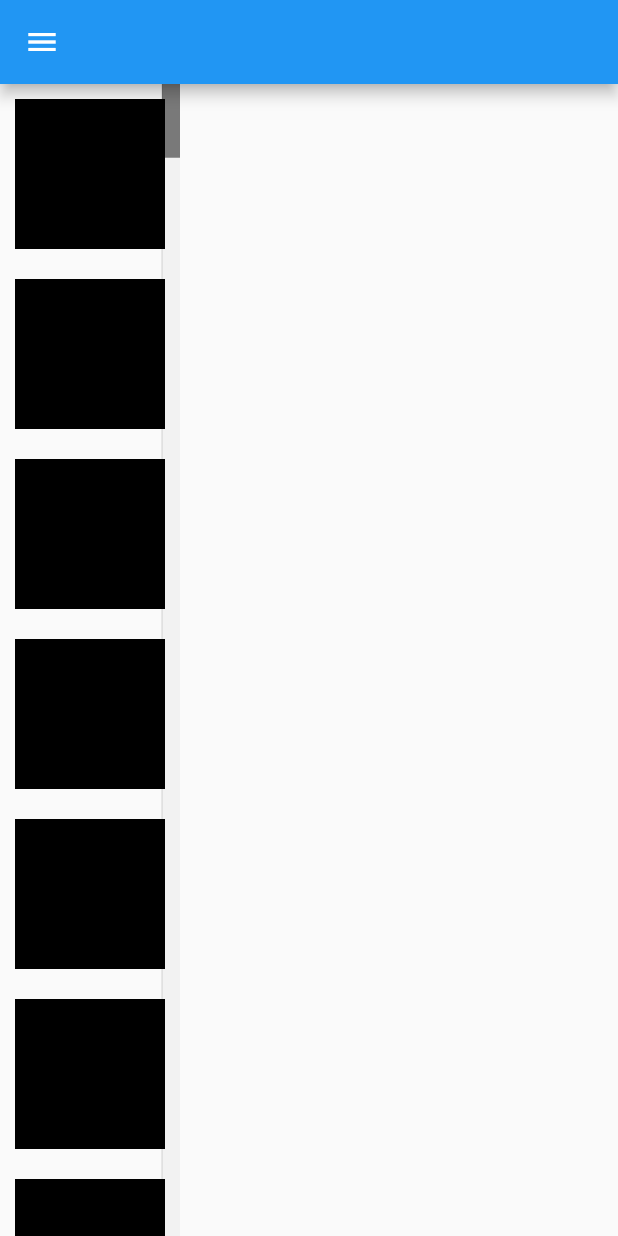
After one commit to treinaweb/treinaweb-flutter-widgets-Interface, a Flutter app: the ScrollBarView screen opened directly, on a phone screen of 412 x 824 dp. The commit adds this screen. Run offline on Flutter 3.47's test engine with Material 2 defaults, Android fonts, the phone set to English and light mode, and no system bars.

Commit message:
scrollbar

```diff
--- a/lib/list.dart
+++ b/lib/list.dart
@@ -12,6 +12,7 @@ import 'package:perfil/widgets/interface/data_table.dart';
 import 'package:perfil/widgets/interface/expansion_panel.dart';
 import 'package:perfil/widgets/interface/list_tile.dart';
 import 'package:perfil/widgets/interface/table.dart';
+import 'package:perfil/widgets/scroll/scrollbar.dart';
 
 class ListMenu {
   ListMenu._();
@@ -148,6 +149,16 @@ class ListMenu {
         },
         child: const Text('Expansion panel'),
       ),
+      TextButton(
+        onPressed: () {
+          Navigator.of(context).pushReplacement(
+            MaterialPageRoute(
+              builder: (ctx) => const ScrollBarView(),
+            ),
+          );
+        },
+        child: const Text('Scroll bar'),
+      ),
     ];
   }
 }
--- /dev/null
+++ b/lib/widgets/scroll/scrollbar.dart
@@ -0,0 +1,35 @@
+import 'package:flutter/material.dart';
+import 'package:perfil/list.dart';
+
+class ScrollBarView extends StatelessWidget {
+  const ScrollBarView({Key? key}) : super(key: key);
+
+  @override
+  Widget build(BuildContext context) {
+    return Scaffold(
+      drawer: Drawer(
+        child: ListView(
+          children: ListMenu.get(context),
+        ),
+      ),
+      appBar: AppBar(),
+      body: Scrollbar(
+          isAlwaysShown: true,
+          interactive: true,
+          thickness: 12,
+          trackVisibility: true,
+          child: SingleChildScrollView(
+            child: Column(
+              children: List.generate(
+                  100,
+                  (index) => Container(
+                        margin: EdgeInsets.all(10),
+                        width: 100,
+                        height: 100,
+                        color: Colors.black,
+                      )),
+            ),
+          )),
+    );
+  }
+}
```
